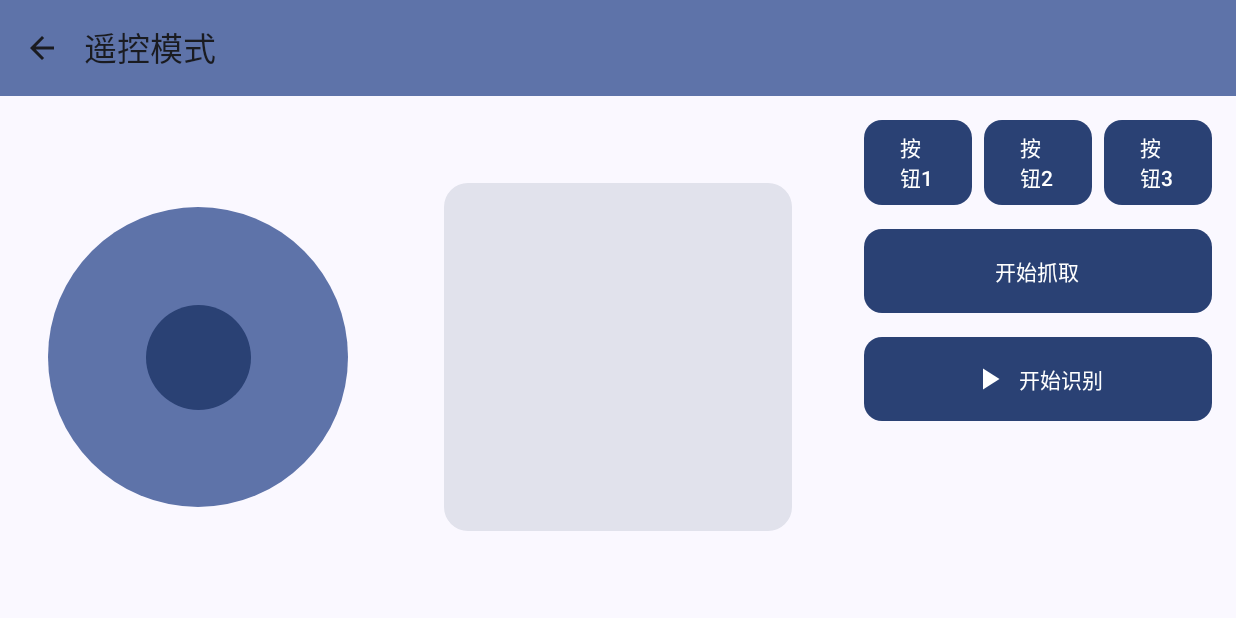
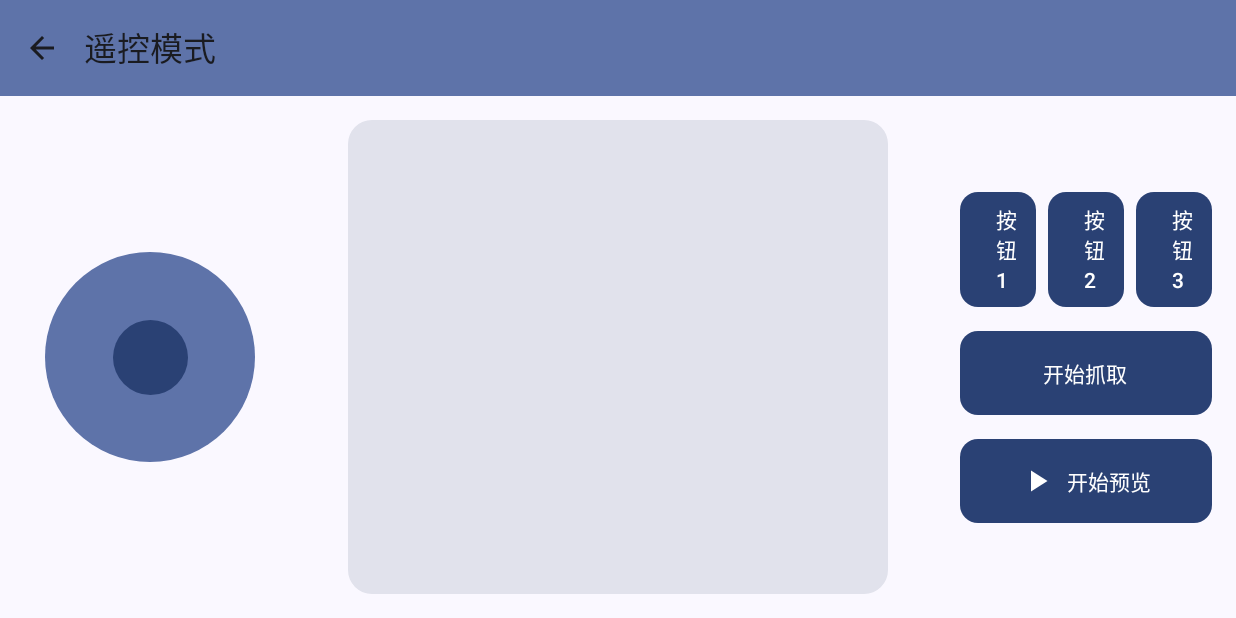
Before and after one commit to Ku-bao/RaspberryPi, an Android app built with Jetpack Compose: the ControlScreen screen opened through its navigation route, on a phone screen of 824 x 412 dp (held sideways). Run offline under Robolectric (Android 15) with nearby library versions, the phone set to English and light mode, and no system bars.

Commit message:
modify UI

```diff
--- a/app/src/main/AndroidManifest.xml
+++ b/app/src/main/AndroidManifest.xml
@@ -18,7 +18,7 @@
             android:name=".MainActivity"
             android:exported="true"
             android:screenOrientation="landscape"
-            android:theme="@style/Theme.RaspberryPi">
+            android:theme="@style/Theme.RaspberryPi.NoActionBar">
             <intent-filter>
                 <action android:name="android.intent.action.MAIN" />
 
--- a/app/src/main/java/com/example/raspberrypi/MainActivity.kt
+++ b/app/src/main/java/com/example/raspberrypi/MainActivity.kt
@@ -1,6 +1,7 @@
 package com.example.raspberrypi
 
 import android.os.Bundle
+import android.view.WindowManager
 import androidx.activity.ComponentActivity
 import androidx.activity.compose.setContent
 import androidx.compose.foundation.layout.fillMaxSize
@@ -8,13 +9,20 @@ import androidx.compose.material3.MaterialTheme
 import androidx.compose.material3.Surface
 import androidx.compose.ui.Modifier
 import com.example.raspberrypi.navigation.AppNavigation
-import com.example.raspberrypi.ui.theme.RaspberryPiTheme
+import com.example.raspberrypi.ui.theme.RaspberryPiNoActionBarTheme
 
 class MainActivity : ComponentActivity() {
     override fun onCreate(savedInstanceState: Bundle?) {
         super.onCreate(savedInstanceState)
+
+        // 隐藏状态栏
+        window.setFlags(
+            WindowManager.LayoutParams.FLAG_FULLSCREEN,
+            WindowManager.LayoutParams.FLAG_FULLSCREEN
+        )
+
         setContent {
-            RaspberryPiTheme {
+            RaspberryPiNoActionBarTheme {
                 Surface(
                     modifier = Modifier.fillMaxSize(),
                     color = MaterialTheme.colorScheme.background
--- a/app/src/main/java/com/example/raspberrypi/ui/screens/ControlScreen.kt
+++ b/app/src/main/java/com/example/raspberrypi/ui/screens/ControlScreen.kt
@@ -5,7 +5,6 @@ import androidx.compose.foundation.layout.*
 import androidx.compose.foundation.shape.CircleShape
 import androidx.compose.foundation.shape.RoundedCornerShape
 import androidx.compose.material.icons.Icons
-import androidx.compose.material.icons.automirrored.filled.ArrowBack
 import androidx.compose.material.icons.filled.ArrowBack
 import androidx.compose.material.icons.filled.PlayArrow
 import androidx.compose.material.icons.filled.Stop
@@ -28,7 +27,7 @@ fun ControlScreen(navController: NavController) {
                 title = { Text("遥控模式") },
                 navigationIcon = {
                     IconButton(onClick = { navController.navigateUp() }) {
-                        Icon(Icons.AutoMirrored.Filled.ArrowBack, contentDescription = "返回")
+                        Icon(Icons.Default.ArrowBack, contentDescription = "返回")
                     }
                 },
                 colors = TopAppBarDefaults.topAppBarColors(
@@ -46,21 +45,21 @@ fun ControlScreen(navController: NavController) {
             // 第一部分：摇杆区域
             Box(
                 modifier = Modifier
-                    .weight(1f)
+                    .width(200.dp)
                     .fillMaxHeight()
                     .padding(16.dp),
                 contentAlignment = Alignment.Center
             ) {
                 Box(
                     modifier = Modifier
-                        .size(200.dp)
+                        .size(140.dp)
                         .clip(CircleShape)
                         .background(MaterialTheme.colorScheme.primaryContainer),
                     contentAlignment = Alignment.Center
                 ) {
                     Box(
                         modifier = Modifier
-                            .size(70.dp)
+                            .size(50.dp)
                             .clip(CircleShape)
                             .background(MaterialTheme.colorScheme.primary)
                     )
@@ -70,14 +69,14 @@ fun ControlScreen(navController: NavController) {
             // 第二部分：视频流区域
             Box(
                 modifier = Modifier
-                    .weight(1f)
+                    .weight(1.5f)
                     .fillMaxHeight()
                     .padding(16.dp),
                 contentAlignment = Alignment.Center
             ) {
                 Box(
                     modifier = Modifier
-                        .aspectRatio(1f)
+                        .fillMaxSize()
                         .clip(RoundedCornerShape(16.dp))
                         .background(MaterialTheme.colorScheme.surfaceVariant)
                 ) {
@@ -86,17 +85,19 @@ fun ControlScreen(navController: NavController) {
             }
 
             // 第三部分：按钮区域
-            Column(
+            Box(
                 modifier = Modifier
-                    .weight(1f)
+                    .width(200.dp)
                     .fillMaxHeight()
                     .padding(16.dp),
+                contentAlignment = Alignment.Center
+            ) {
+                Column(
                     horizontalAlignment = Alignment.CenterHorizontally,
                     verticalArrangement = Arrangement.spacedBy(16.dp)
                 ) {
                     // 三个功能按钮
                     Row(
-                    modifier = Modifier.fillMaxWidth(),
                         horizontalArrangement = Arrangement.spacedBy(8.dp)
                     ) {
                         Button(
@@ -121,6 +122,8 @@ fun ControlScreen(navController: NavController) {
                             Text("按钮3")
                         }
                     }
+
+                    // 开始抓取按钮
                     Button(
                         onClick = {},
                         modifier = Modifier
@@ -128,10 +131,12 @@ fun ControlScreen(navController: NavController) {
                             .height(56.dp),
                         shape = RoundedCornerShape(12.dp),
                         colors = ButtonDefaults.buttonColors(
-                        containerColor = MaterialTheme.colorScheme.primary)
+                            containerColor = MaterialTheme.colorScheme.primary
+                        )
                     ) {
                         Text("开始抓取")
                     }
+
                     // 切换按钮
                     Button(
                         onClick = { isStreaming = !isStreaming },
@@ -151,9 +156,10 @@ fun ControlScreen(navController: NavController) {
                             contentDescription = if (isStreaming) "停止" else "开始",
                             modifier = Modifier.padding(end = 8.dp)
                         )
-                    Text(if (isStreaming) "停止识别" else "开始识别")
+                        Text(if (isStreaming) "停止预览" else "开始预览")
                     }
                 }
             }
         }
     }
+}
--- a/app/src/main/java/com/example/raspberrypi/ui/theme/Theme.kt
+++ b/app/src/main/java/com/example/raspberrypi/ui/theme/Theme.kt
@@ -9,7 +9,11 @@ import androidx.compose.material3.dynamicDarkColorScheme
 import androidx.compose.material3.dynamicLightColorScheme
 import androidx.compose.material3.lightColorScheme
 import androidx.compose.runtime.Composable
+import androidx.compose.runtime.SideEffect
+import androidx.compose.ui.graphics.toArgb
 import androidx.compose.ui.platform.LocalContext
+import androidx.compose.ui.platform.LocalView
+import androidx.core.view.WindowCompat
 
 private val DarkColorScheme = darkColorScheme(
     primary = Purple80,
@@ -49,6 +53,14 @@ fun RaspberryPiTheme(
         darkTheme -> DarkColorScheme
         else -> LightColorScheme
     }
+    val view = LocalView.current
+    if (!view.isInEditMode) {
+        SideEffect {
+            val window = (view.context as Activity).window
+            window.statusBarColor = colorScheme.primary.toArgb()
+            WindowCompat.getInsetsController(window, view).isAppearanceLightStatusBars = !darkTheme
+        }
+    }
 
     MaterialTheme(
         colorScheme = colorScheme,
@@ -56,3 +68,36 @@ fun RaspberryPiTheme(
         content = content
     )
 }
+
+@Composable
+fun RaspberryPiNoActionBarTheme(
+    darkTheme: Boolean = isSystemInDarkTheme(),
+    dynamicColor: Boolean = true,
+    content: @Composable () -> Unit
+) {
+    val colorScheme = when {
+        dynamicColor && Build.VERSION.SDK_INT >= Build.VERSION_CODES.S -> {
+            val context = LocalContext.current
+            if (darkTheme) dynamicDarkColorScheme(context) else dynamicLightColorScheme(context)
+        }
+        darkTheme -> DarkColorScheme
+        else -> LightColorScheme
+    }
+    val view = LocalView.current
+    if (!view.isInEditMode) {
+        SideEffect {
+            val window = (view.context as Activity).window
+            window.statusBarColor = colorScheme.primary.toArgb()
+            WindowCompat.getInsetsController(window, view).isAppearanceLightStatusBars = !darkTheme
+            WindowCompat.getInsetsController(window, view).hide(android.view.WindowInsets.Type.statusBars())
+            WindowCompat.getInsetsController(window, view).systemBarsBehavior =
+                android.view.WindowInsetsController.BEHAVIOR_SHOW_TRANSIENT_BARS_BY_SWIPE
+        }
+    }
+
+    MaterialTheme(
+        colorScheme = colorScheme,
+        typography = Typography,
+        content = content
+    )
+}
--- /dev/null
+++ b/app/src/main/res/values-night/themes.xml
@@ -0,0 +1,5 @@
+<?xml version="1.0" encoding="utf-8"?>
+<resources>
+    <style name="Theme.RaspberryPi" parent="android:Theme.Material.NoActionBar" />
+    <style name="Theme.RaspberryPi.NoActionBar" parent="android:Theme.Material.NoActionBar" />
+</resources>
--- a/app/src/main/res/values/themes.xml
+++ b/app/src/main/res/values/themes.xml
@@ -2,4 +2,5 @@
 <resources>
 
     <style name="Theme.RaspberryPi" parent="android:Theme.Material.Light.NoActionBar" />
+    <style name="Theme.RaspberryPi.NoActionBar" parent="android:Theme.Material.Light.NoActionBar" />
 </resources>
```
Lines whose indentation alone changed are shown as unchanged.
